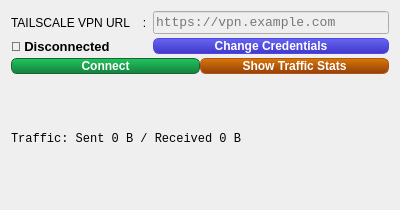
The window that pygui/windows/tab_widget.ui (Arean82/Tailscale-Headscale-Client) describes before a commit, drawn with Qt 5.
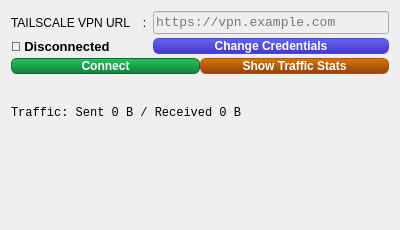
The same window after the commit.

```diff
--- a/pygui/windows/tab_widget.ui
+++ b/pygui/windows/tab_widget.ui
@@ -7,7 +7,7 @@
     <x>0</x>
     <y>0</y>
     <width>400</width>
-    <height>210</height>
+    <height>230</height>
    </rect>
   </property>
   <layout class="QGridLayout" name="gridLayout">
@@ -140,6 +140,20 @@
      </property>
     </widget>
    </item>
+   <item row="4" column="0" colspan="2">
+    <widget class="QLabel" name="labelExpiry">
+     <property name="font">
+      <font>
+       <family>Segoe UI</family>
+       <pointsize>9</pointsize>
+       <bold>true</bold>
+      </font>
+     </property>
+     <property name="text">
+      <string></string>
+     </property>
+    </widget>
+   </item>
   </layout>
  </widget>
  <resources/>
```
